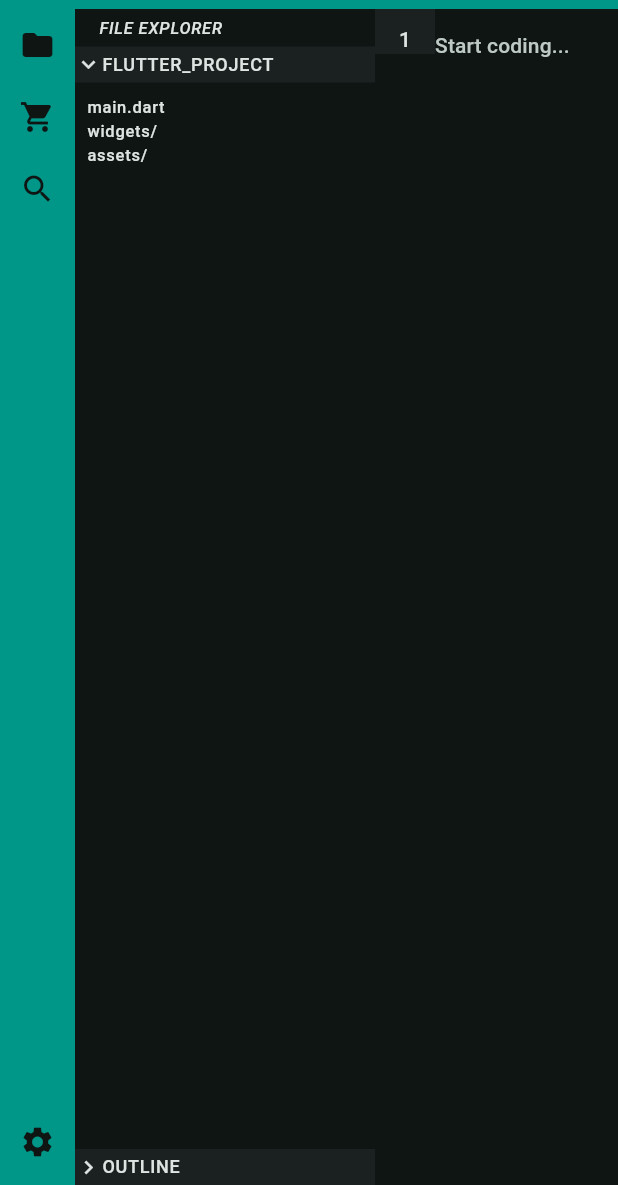
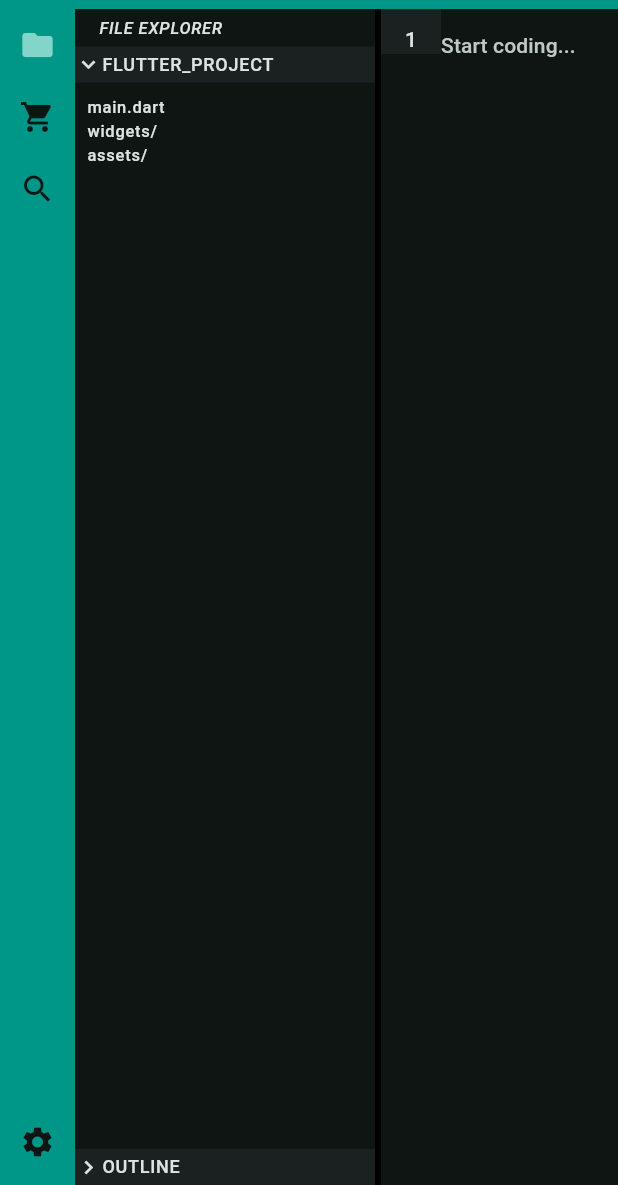
Before and after one commit to Scout2424/PhoneBoard_Project, a Flutter app: the screen it shows after launch, on a phone screen of 412 x 824 dp, the part 51-1236 px from its top. Run offline on Flutter 3.47's test engine with Material 3 defaults, Android fonts, the phone set to English and light mode, and no system bars.

Commit message:
Version 2.5.3 : SideBar Buttons working to select the menues + resizable File Explorer Panel

```diff
--- a/lib/widgets/home.dart
+++ b/lib/widgets/home.dart
@@ -12,19 +12,68 @@ class Home extends StatefulWidget {
 }
 
 class _HomeState extends State<Home> {
+  int activePanelIndex = 0;
+  double explorerWidth = 200.0;
+
+  void togglePanel(int index) {
+    setState(() {
+      if (activePanelIndex == index) {
+        activePanelIndex = -1; // Close if already open
+      } else {
+        activePanelIndex = index; // Switch to new panel
+      }
+    });
+  }
+
   @override
   Widget build(BuildContext context) {
+    double screenWidth = MediaQuery.of(context).size.width;
+    double maxWidth = screenWidth * 0.40;
+    double minWidth = 170.0;
+
     return Scaffold(
       body: SafeArea(
         child: Column(
           children: [
-            TopBar(),
+            const TopBar(),
             Expanded(
               child: Row(
                 children: [
-                  SideBar(),
-                  FileExplorer(),
-                  Expanded(child: Editor()),
+                  SideBar(
+                    activeIndex: activePanelIndex,
+                    onIconPressed: togglePanel,
+                  ),
+
+                  if (activePanelIndex == 0) ...[
+                    // 3. The Explorer with dynamic width
+                    SizedBox(width: explorerWidth, child: const FileExplorer()),
+
+                    // 4. THE DRAGGABLE DIVIDER
+                    MouseRegion(
+                      cursor: SystemMouseCursors
+                          .resizeLeftRight, // Shows mouse pointer
+                      child: GestureDetector(
+                        onHorizontalDragUpdate: (details) {
+                          setState(() {
+                            explorerWidth += details.delta.dx;
+                            // 5. Clamping logic
+                            if (explorerWidth < minWidth) {
+                              explorerWidth = minWidth;
+                            }
+                            if (explorerWidth > maxWidth) {
+                              explorerWidth = maxWidth;
+                            }
+                          });
+                        },
+                        child: Container(
+                          width: 4, // Hit area for the drag
+                          color: Colors.black,
+                        ),
+                      ),
+                    ),
+                  ],
+
+                  const Expanded(child: Editor()),
                 ],
               ),
             ),
--- a/lib/widgets/side_bar.dart
+++ b/lib/widgets/side_bar.dart
@@ -2,7 +2,14 @@ import 'package:flutter/material.dart';
 import 'package:flutter_ide/core/theme/colors.dart';
 
 class SideBar extends StatelessWidget {
-  const SideBar({super.key});
+  final int activeIndex;
+  final Function(int) onIconPressed;
+
+  const SideBar({
+    super.key,
+    required this.activeIndex,
+    required this.onIconPressed,
+  });
 
   @override
   Widget build(BuildContext context) {
@@ -15,21 +22,9 @@ class SideBar extends StatelessWidget {
           // === TOP ICONS ===
           Column(
             children: [
-              IconButton(
-                icon: const Icon(Icons.folder),
-                color: Theme.of(context).colorScheme.surface,
-                onPressed: () {},
-              ),
-              IconButton(
-                icon: const Icon(Icons.shopping_cart),
-                color: Theme.of(context).colorScheme.surface,
-                onPressed: () {},
-              ),
-              IconButton(
-                icon: const Icon(Icons.search),
-                color: Theme.of(context).colorScheme.surface,
-                onPressed: () {},
-              ),
+              _buildSidebarIcon(Icons.folder, 0, context),
+              _buildSidebarIcon(Icons.shopping_cart, 1, context),
+              _buildSidebarIcon(Icons.search, 2, context),
             ],
           ),
 
@@ -46,4 +41,17 @@ class SideBar extends StatelessWidget {
       ),
     );
   }
+
+  Widget _buildSidebarIcon(IconData icon, int index, BuildContext context) {
+    bool isActive = activeIndex == index;
+
+    return IconButton(
+      icon: Icon(icon),
+      // If active, use high contrast; if not, dim it
+      color: isActive
+          ? Theme.of(context).colorScheme.primary
+          : Theme.of(context).colorScheme.surface,
+      onPressed: () => onIconPressed(index),
+    );
+  }
 }
```
